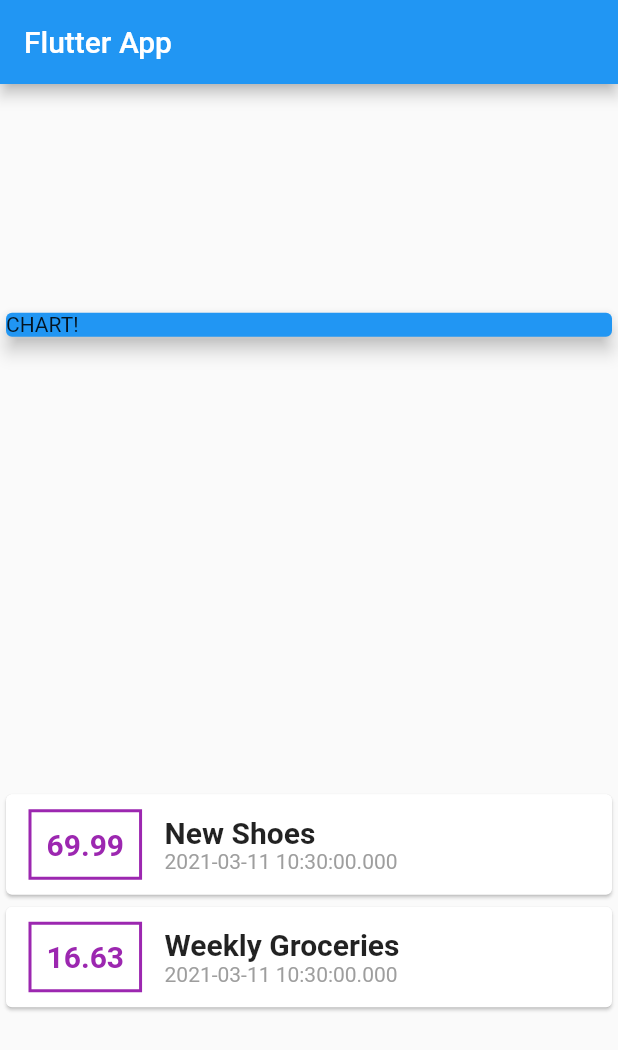
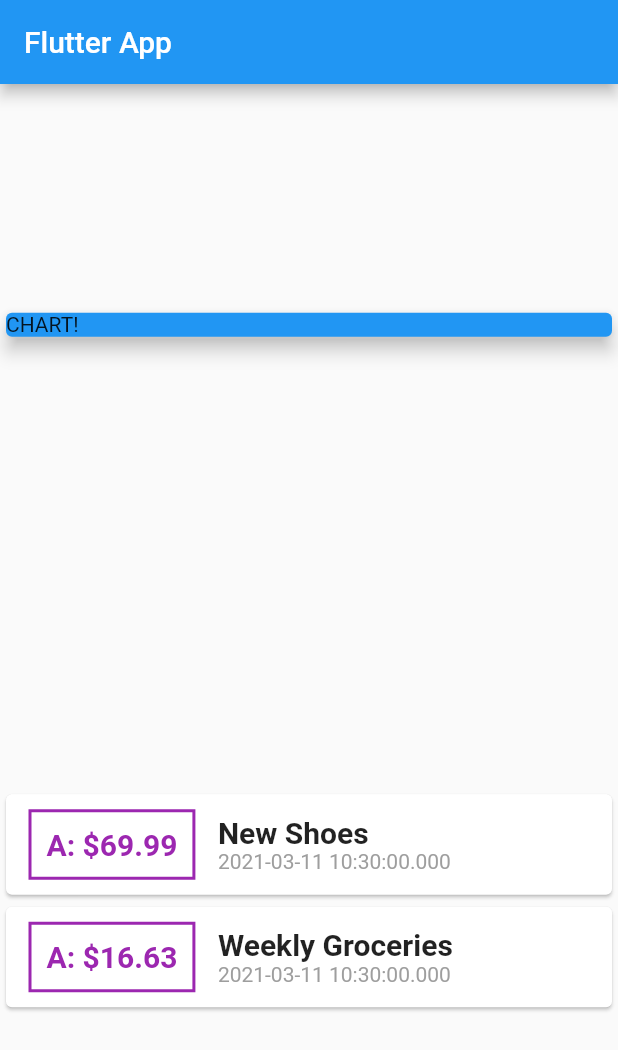
Before and after one commit to joyzo14/FlutterPlanApp, a Flutter app: the screen it shows after launch, on a phone screen of 412 x 824 dp. Shown: the top 1050 px of the screen. Run offline on Flutter 3.47's test engine with Material 2 defaults, Android fonts, the phone set to English and light mode, and no system bars.

Commit message:
079 Using String Interpolation

```diff
--- a/lib/main.dart
+++ b/lib/main.dart
@@ -61,7 +61,8 @@ class MyHomePage extends StatelessWidget {
                           width: 2),
                   ),
                   padding: EdgeInsets.all(10),
-                  child: Text(tx.amount.toString(),
+                  child: Text(
+                    'A: \$${tx.amount}',
                     style: TextStyle(
                       fontWeight: FontWeight.bold,
                       fontSize: 20,
```
